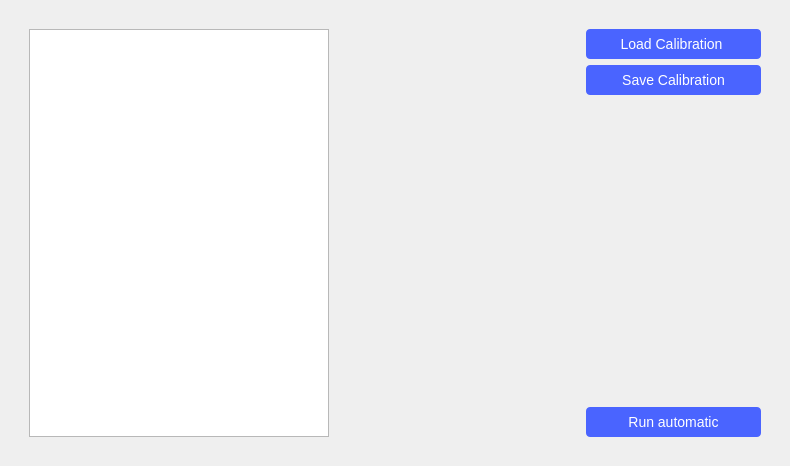
Qt form ui/manualcalibration.ui (analogdevicesinc/scopy) before a commit.
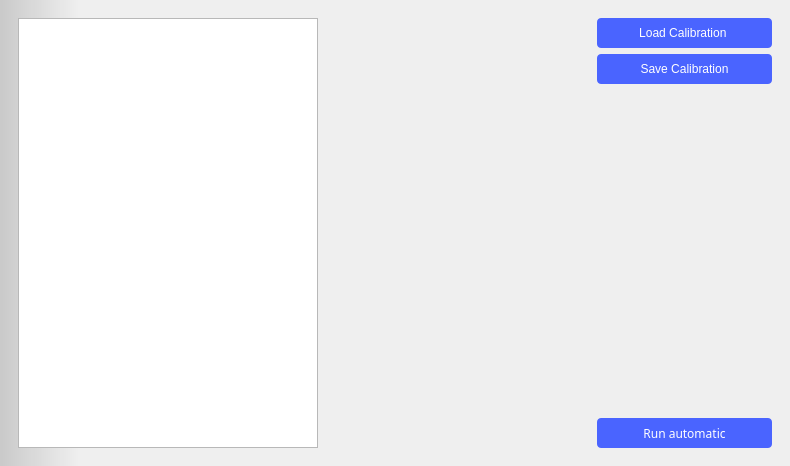
The same form after that commit. Custom widgets are drawn as their Qt base class.

Commit message:
Debugger & Manual Calibration: GUI functionality changes
Changes:
- Added a gradient to the debugger and manual calibration tools.
- set Tables to noneditable except for the calibration parameter table.

```diff
--- a/ui/manualcalibration.ui
+++ b/ui/manualcalibration.ui
@@ -14,13 +14,14 @@
    <string>Form</string>
   </property>
   <property name="styleSheet">
-   <string notr="true">QLabel {
+   <string notr="true">QWidget#TopWidget{
+background-color: qlineargradient(spread:pad, x1:0, y1:0, x2:0.1, y2:0, stop:0 rgba(0, 0, 0, 40), stop:1 transparent);
+}
+
+QLabel {
 	color: rgba(255, 255, 255, 150);
 	text-align: left;
-	
-	font-size:14pt;
-	 font-weight:72;
- 	font-style:normal
+	font-size: 18px;
 }
 
 QPushButton
@@ -30,10 +31,6 @@
   background-color: #4a64ff;
   border-radius: 4px;
 
-  
-  font-size: 14px;
-  font-weight: normal;
-  font-style: normal;
   text-align: center;
   color: #ffffff;
 
@@ -135,17 +132,29 @@
     margin-bottom: 0;
 }
 
-QListWidget
-{
-	
-	font-size:14pt;
-	font-weight:72;
- 	font-style:normal
-}</string>
+QListWidget{
+	font-size: 14px;
+}
+</string>
   </property>
   <layout class="QVBoxLayout" name="verticalLayout_2">
+   <property name="spacing">
+    <number>0</number>
+   </property>
+   <property name="leftMargin">
+    <number>0</number>
+   </property>
+   <property name="topMargin">
+    <number>0</number>
+   </property>
+   <property name="rightMargin">
+    <number>0</number>
+   </property>
+   <property name="bottomMargin">
+    <number>0</number>
+   </property>
    <item>
-    <widget class="QWidget" name="TopWidget" native="true">
+    <widget class="adiscope::DetachDragZone" name="TopWidget" native="true">
      <property name="sizePolicy">
       <sizepolicy hsizetype="Preferred" vsizetype="MinimumExpanding">
        <horstretch>0</horstretch>
@@ -175,11 +184,7 @@
            </property>
            <property name="font">
             <font>
-             <family>DejaVu Sans</family>
-             <pointsize>14</pointsize>
-             <weight>9</weight>
-             <italic>false</italic>
-             <bold>false</bold>
+             <pointsize>-1</pointsize>
             </font>
            </property>
           </widget>
@@ -264,6 +269,14 @@
              <verstretch>0</verstretch>
             </sizepolicy>
            </property>
+           <property name="font">
+            <font>
+             <family>ArialMT</family>
+             <weight>50</weight>
+             <italic>false</italic>
+             <bold>false</bold>
+            </font>
+           </property>
            <property name="styleSheet">
             <string notr="true">global.qss</string>
            </property>
@@ -280,6 +293,14 @@
    </item>
   </layout>
  </widget>
+ <customwidgets>
+  <customwidget>
+   <class>adiscope::DetachDragZone</class>
+   <extends>QWidget</extends>
+   <header>detachdragzone.h</header>
+   <container>1</container>
+  </customwidget>
+ </customwidgets>
  <resources/>
  <connections/>
 </ui>
```
The commit also changes 1 other file.
